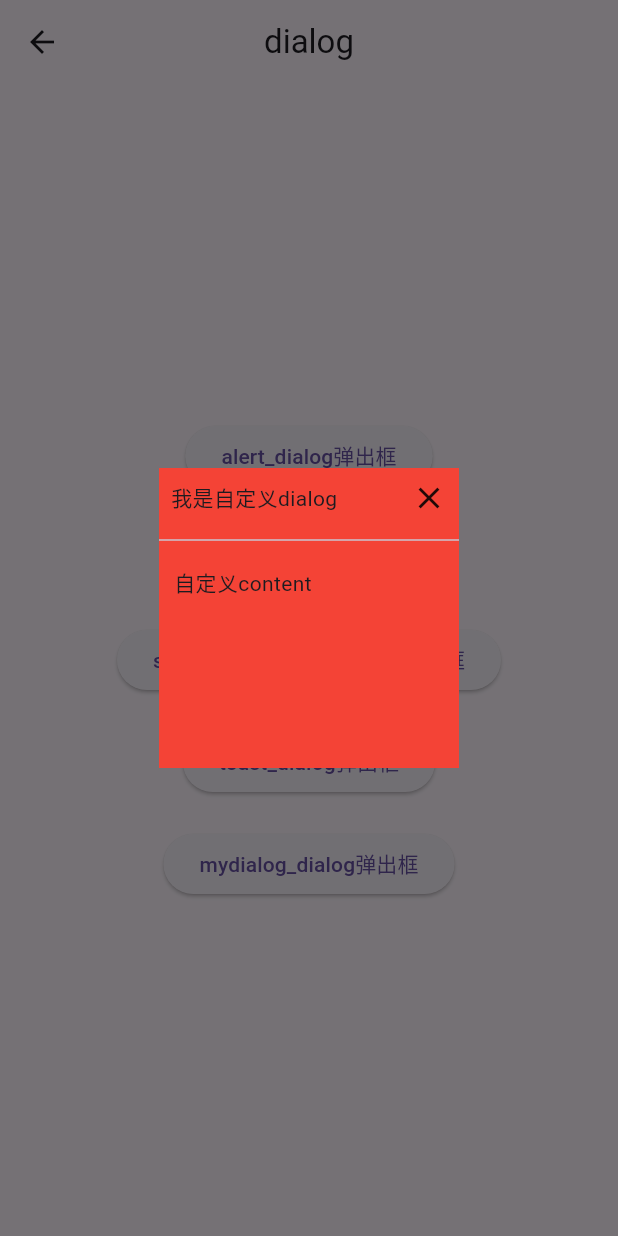
After one commit to deidei1231/Flutter_Demo, a Flutter app: the DialogPage screen opened directly, after a tap on "mydialog_dialog弹出框", on a phone screen of 412 x 824 dp. The commit adds this screen. Run offline on Flutter 3.47's test engine with Material 3 defaults, Android fonts, the phone set to English and light mode, and no system bars; our stand-ins replace fluttertoast; network calls fail.

Commit message:
2024-07-02 dialog

```diff
--- a/lib/main.dart
+++ b/lib/main.dart
@@ -5,11 +5,11 @@ import 'package:flutter/material.dart';
 import './routers/routers.dart';
 
 void main() {
-  runApp(Myapp());
+  runApp(const Myapp());
 }
 
 class Myapp extends StatelessWidget {
-  Myapp({super.key});
+  const Myapp({super.key});
 
   @override
   Widget build(BuildContext context) {
--- a/lib/main_router_name.dart
+++ b/lib/main_router_name.dart
@@ -26,7 +26,7 @@ class Myapp extends StatelessWidget {
         "/": (context) => const Tabs(),
         "/news": (context) => const NewsPage(),
         "/search": (context) => const SearchPage(),
-        "/form": (context) => const FormPage(),
+        "/form": (context) => const FormPage(arguments: {},),
       },
     );
   }
--- /dev/null
+++ b/lib/pages/dialog.dart
@@ -0,0 +1,149 @@
+import 'package:flutter/material.dart';
+import 'package:fluttertoast/fluttertoast.dart';
+import '../widget/myDialog.dart';
+
+class DialogPage extends StatefulWidget {
+  const DialogPage({super.key});
+
+  @override
+  State<DialogPage> createState() => _DialogPageState();
+}
+
+class _DialogPageState extends State<DialogPage> {
+  void _alertDialog() async {
+    var result = await showDialog(
+        context: context,
+        builder: (context) {
+          return AlertDialog(
+            title: const Text("提示"),
+            content: const Text("您确定要删除吗？"),
+            actions: <Widget>[
+              TextButton(
+                  onPressed: () {
+                    Navigator.of(context).pop("cancel");
+                  },
+                  child: const Text("取消")),
+              TextButton(
+                  onPressed: () {
+                    Navigator.of(context).pop("ok");
+                  },
+                  child: const Text("确定")),
+            ],
+          );
+        });
+    print(result);
+  }
+
+  void _simpleDialog() async {
+    var result = await showDialog(
+        // 是否点击阴影取消dialog
+        barrierDismissible: false,
+        context: context,
+        builder: (context) {
+          return SimpleDialog(title: const Text("提示"), children: <Widget>[
+            SimpleDialogOption(
+                child: const Text("选项1"),
+                onPressed: () {
+                  Navigator.of(context).pop("选项1");
+                  print("选项1");
+                }),
+            const Divider(),
+            SimpleDialogOption(
+                child: const Text("选项2"),
+                onPressed: () {
+                  print("选项2");
+                }),
+            SimpleDialogOption(
+                child: const Text("选项3"),
+                onPressed: () {
+                  print("选项3");
+                })
+          ]);
+        });
+    print(result);
+  }
+
+  void _modelBottomDialog() async {
+    var result = await showModalBottomSheet(
+        context: context,
+        builder: (context) {
+          return SizedBox(
+              height: 200,
+              child: Column(
+                crossAxisAlignment: CrossAxisAlignment.center,
+                children: [
+                  ListTile(
+                      title: const Text("data1"),
+                      onTap: () {
+                        print("data1");
+                        Navigator.of(context).pop("data1");
+                      }),
+                  ListTile(
+                      title: const Text("data2"),
+                      onTap: () {
+                        print("data2");
+                        Navigator.of(context).pop("data2");
+                      }),
+                  ListTile(
+                      title: const Text("data3"),
+                      onTap: () {
+                        print("data3");
+
+                        Navigator.of(context).pop("data3");
+                      }),
+                ],
+              ));
+        });
+    print(result);
+  }
+
+  void _toast() {
+    Fluttertoast.showToast(
+        msg: "This is Center Short Toast",
+        toastLength: Toast.LENGTH_SHORT,
+        gravity: ToastGravity.CENTER,
+        timeInSecForIosWeb: 1,
+        backgroundColor: Colors.red,
+        textColor: Colors.white,
+        fontSize: 16.0);
+  }
+
+  void _myDialog() {
+    showDialog(barrierDismissible: false,context: context, builder: (context){
+      return const MyDialog(title: "我是自定义dialog",content: "自定义content",);
+    });
+  }
+
+  @override
+  Widget build(BuildContext context) {
+    return Scaffold(
+        appBar: AppBar(
+          title: const Text('dialog'),
+        ),
+        body: Center(
+          child: Column(
+            mainAxisAlignment: MainAxisAlignment.center,
+            children: <Widget>[
+              ElevatedButton(
+                  onPressed: _alertDialog,
+                  child: const Text("alert_dialog弹出框")),
+              const SizedBox(height: 20),
+              ElevatedButton(
+                  onPressed: _simpleDialog,
+                  child: const Text("simple_dialog弹出框")),
+              const SizedBox(height: 20),
+              ElevatedButton(
+                  onPressed: _modelBottomDialog,
+                  child: const Text("showModelBottom_dialog弹出框")),
+              const SizedBox(height: 20),
+              ElevatedButton(
+                  onPressed: _toast, child: const Text("toast_dialog弹出框")),
+              const SizedBox(height: 20),
+              ElevatedButton(
+                  onPressed: _myDialog,
+                  child: const Text("mydialog_dialog弹出框")),
+            ],
+          ),
+        ));
+  }
+}
--- a/lib/pages/tabs/home.dart
+++ b/lib/pages/tabs/home.dart
@@ -52,13 +52,16 @@ class _HomePageState extends State<HomePage> {
               // Navigator.of(context).pushReplacementNamed("/shop");
               Navigator.of(context).pushAndRemoveUntil(
                 MaterialPageRoute(builder: (BuildContext context){
-                  return const Tabs(index: 1,);
+                  return const Tabs(index: 1);
                 }), (router) => false
               );
-
             },
             child: const Text("命名路由传值→shop"),
-          )
+          ),
+          const SizedBox(height: 30),
+          ElevatedButton(onPressed: () {
+            Navigator.of(context).pushNamed("/dialog");
+          }, child: const Text('Dialog演示'))
         ],
       ),
     );
--- a/lib/routers/routers.dart
+++ b/lib/routers/routers.dart
@@ -1,7 +1,5 @@
 import 'package:flutter/material.dart';
-import '../pages/form.dart';
-import '../pages/news.dart';
-import '../pages/search.dart';
+import '../pages/dialog.dart';
 import '../pages/shop.dart';
 import 'package:demo/pages/tabs.dart';
 // 配置IOS风格
@@ -9,9 +7,7 @@ import 'package:flutter/cupertino.dart';
 
 Map routers = {
   "/": (context) => const Tabs(),
-  "/news": (context) => const NewsPage(),
-  "/search": (context) => const SearchPage(),
-  "/form": (context, {arguments}) => FormPage(arguments: arguments),
+  "/dialog": (context) => const DialogPage(),
   "/shop": (context, {arguments}) => ShopPage(arguments: arguments)
 };
 
--- /dev/null
+++ b/lib/widget/myDialog.dart
@@ -0,0 +1,58 @@
+import 'package:flutter/material.dart';
+
+class MyDialog extends Dialog {
+  final String title;
+  final String content;
+
+  const MyDialog({super.key, required this.title, required this.content});
+
+  @override
+  Widget build(BuildContext context) {
+    return Material(
+      type: MaterialType.transparency,
+      child: Center(
+        child: Container(
+          height: 200,
+          width: 200,
+          color: Colors.red,
+          child: Column(
+            children: [
+              Padding(
+                padding: const EdgeInsets.all(8.0),
+                child: Stack(
+                  children: [
+                    Row(
+                      mainAxisAlignment: MainAxisAlignment.spaceBetween,
+                      children: [
+                        Align(
+                          alignment: Alignment.centerLeft,
+                          child: Text(title),
+                        ),
+                        Align(
+                            alignment: Alignment.centerRight,
+                            // child: IconButton(
+                            //     onPressed: () {}, icon: const Icon(Icons.close)),
+                            child: InkWell(
+                              child: const Icon(Icons.close),
+                              onTap: () {
+                                Navigator.of(context).pop();
+                              },
+                            )),
+                      ],
+                    ),
+                  ],
+                ),
+              ),
+              const Divider(),
+              Container(
+                padding: const EdgeInsets.all(10.0),
+                width: double.infinity,
+                child: Text(content),
+              )
+            ],
+          ),
+        ),
+      ),
+    );
+  }
+}
--- a/pubspec.yaml
+++ b/pubspec.yaml
@@ -35,6 +35,8 @@ dependencies:
   # The following adds the Cupertino Icons font to your application.
   # Use with the CupertinoIcons class for iOS style icons.
   cupertino_icons: ^1.0.6
+  fluttertoast: ^8.2.6
+
 
 dev_dependencies:
   flutter_test:
```
Also changed, not shown: pubspec.lock, 1 other file.
